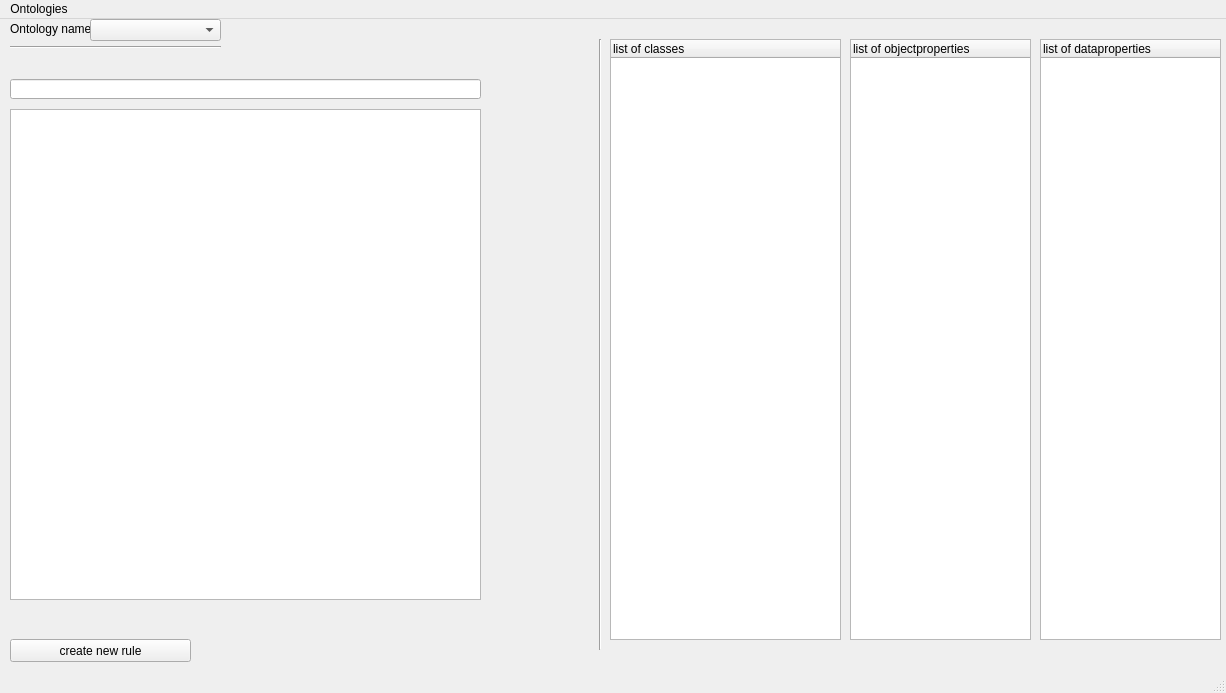
Old version of the form Projekt/MainWindow.ui in the repository schiesem/swrl-rule-editor.
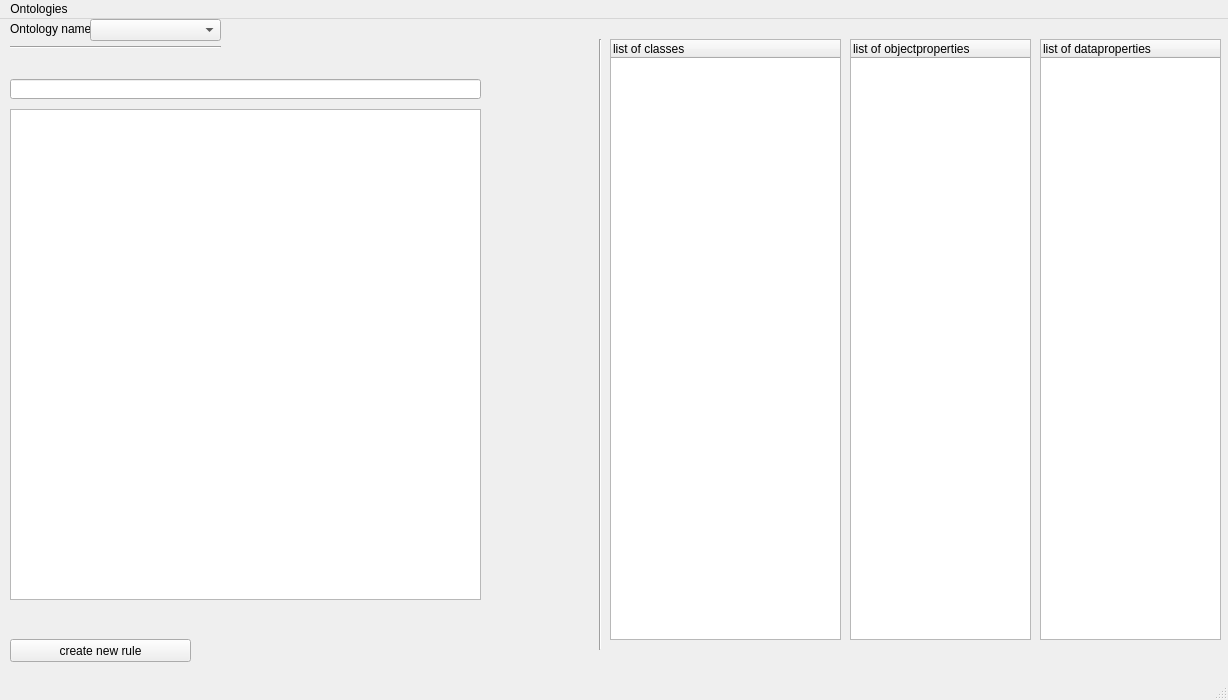
New version of the form.

Commit message: Second window improved. Add unlimited rule parts. Removal not working yet

The edit to the form file:
```diff
--- a/Projekt/MainWindow.ui
+++ b/Projekt/MainWindow.ui
@@ -6,8 +6,8 @@
    <rect>
     <x>0</x>
     <y>0</y>
-    <width>1226</width>
-    <height>693</height>
+    <width>1228</width>
+    <height>700</height>
    </rect>
   </property>
   <property name="cursor">
@@ -168,7 +168,7 @@
     <rect>
      <x>0</x>
      <y>0</y>
-     <width>1226</width>
+     <width>1228</width>
      <height>22</height>
     </rect>
    </property>
```
The commit also changes 2 other files.
